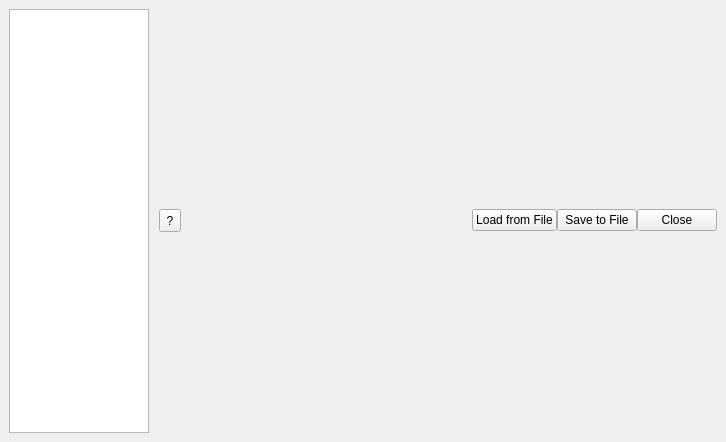
This is qt/applications/workbench/workbench/widgets/settings/main.ui in mantidproject/mantid as Qt 5 draws it before an edit. The edited form follows.
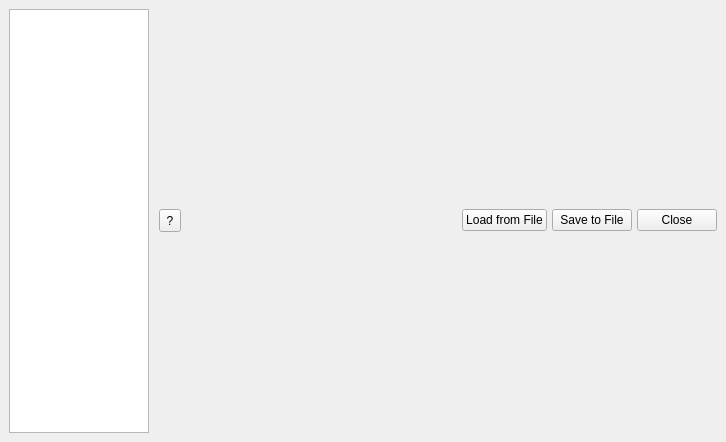
This is the edited form.

Patch:
```diff
--- a/qt/applications/workbench/workbench/widgets/settings/main.ui
+++ b/qt/applications/workbench/workbench/widgets/settings/main.ui
@@ -76,7 +76,7 @@
         <item>
          <layout class="QHBoxLayout" name="horizontalLayout_3">
           <property name="spacing">
-           <number>0</number>
+           <number>5</number>
           </property>
           <property name="sizeConstraint">
            <enum>QLayout::SetMinimumSize</enum>
```
